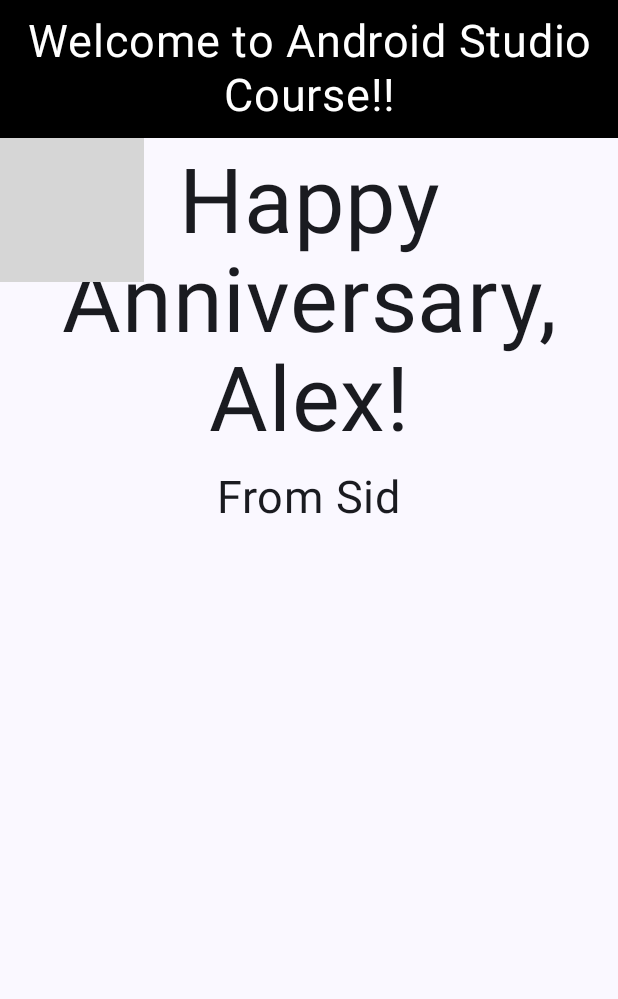
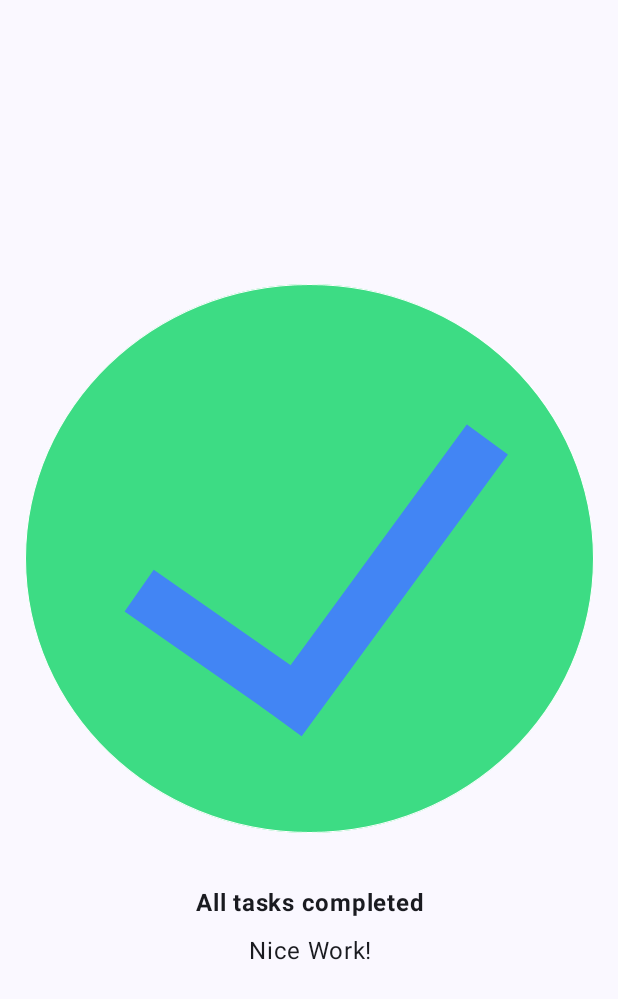
Before and after one commit to sidharthraj1995/practice_fail_learn, an Android app built with Jetpack Compose: the screen it shows after launch (MainActivity), on a phone screen of 412 x 824 dp. Shown: the top 999 px of the screen. Run offline under Robolectric (Android 15) with nearby library versions, the light colour scheme and no system bars; grey boxes are pictures that could not be loaded.

Commit message:
Compose Basic > Task Manager exercise

```diff
--- a/AndroidStudio/HappyBirthday/app/src/main/java/com/example/happybirthday/MainActivity.kt
+++ b/AndroidStudio/HappyBirthday/app/src/main/java/com/example/happybirthday/MainActivity.kt
@@ -8,6 +8,7 @@ import androidx.compose.foundation.background
 import androidx.compose.foundation.layout.Arrangement
 import androidx.compose.foundation.layout.Box
 import androidx.compose.foundation.layout.Column
+import androidx.compose.foundation.layout.Row
 import androidx.compose.foundation.layout.fillMaxSize
 import androidx.compose.foundation.layout.padding
 import androidx.compose.material3.MaterialTheme
@@ -16,10 +17,10 @@ import androidx.compose.material3.Text
 import androidx.compose.runtime.Composable
 import androidx.compose.ui.Alignment
 import androidx.compose.ui.Modifier
-import androidx.compose.ui.draw.alpha
 import androidx.compose.ui.graphics.Color
 import androidx.compose.ui.layout.ContentScale
 import androidx.compose.ui.res.painterResource
+import androidx.compose.ui.text.font.FontWeight
 import androidx.compose.ui.text.style.TextAlign
 import androidx.compose.ui.tooling.preview.Preview
 import androidx.compose.ui.tooling.preview.Wallpapers
@@ -37,26 +38,28 @@ class MainActivity : ComponentActivity() {
                     modifier = Modifier.fillMaxSize(),
                     color = MaterialTheme.colorScheme.background
                 ) {
-                    Column {
-                        Column {
-                            Welcome(
-                                size = 30,
-                                color = Color.White
+                    Row(
+                        verticalAlignment = Alignment.CenterVertically,
+                        horizontalArrangement = Arrangement.Center
+                    ) {
+                        Column(horizontalAlignment = Alignment.CenterHorizontally) {
+                            Image(
+                                painter = painterResource(id = R.drawable.ic_task_completed),
+                                contentDescription = null
                             )
-                            GreetingImage(
-                                message = "Alex",
-                                from = "Sid",
-                                size = 60,
-                                modifier = Modifier
-                                    .padding(8.dp)
-                                    .fillMaxSize()
-                                    .align(alignment = Alignment.CenterHorizontally)
+                            Text(
+                                text = "All tasks completed",
+                                textAlign = TextAlign.Center,
+                                fontWeight = FontWeight.Bold,
+                                modifier = Modifier.padding(top = 24.dp, bottom = 8.dp)
+
+                            )
+                            Text(
+                                text = "Nice Work!",
+                                textAlign = TextAlign.Center,
+                                fontSize = 16.sp
                             )
                         }
-//                        GreetingText(name = "Alex", from = "Sid", type = Events.NA, size = 20f)
-//                        GreetingText(name = "Alex", from = "Sid", type = Events.WC, size = 20f)
-//                        GreetingText(name = "Alex", from = "Sid", type = Events.HA, size = 30f)
-//                        GreetingText(name = "Alex", from = "Sid", type = Events.HB, size = 30f)
                     }
                 }
             }
@@ -146,7 +149,7 @@ fun Welcome(
 //            .alpha(0.5f)
             .padding(10.dp),
         fontSize = size.sp,
-        lineHeight = size.sp*1.2,
+        lineHeight = size.sp * 1.2,
         color = color,
         textAlign = TextAlign.Center,
     )
```
Also changed, not shown: AndroidStudio/HappyBirthday/app/src/main/res/drawable-nodpi/ic_task_completed.png (added).
